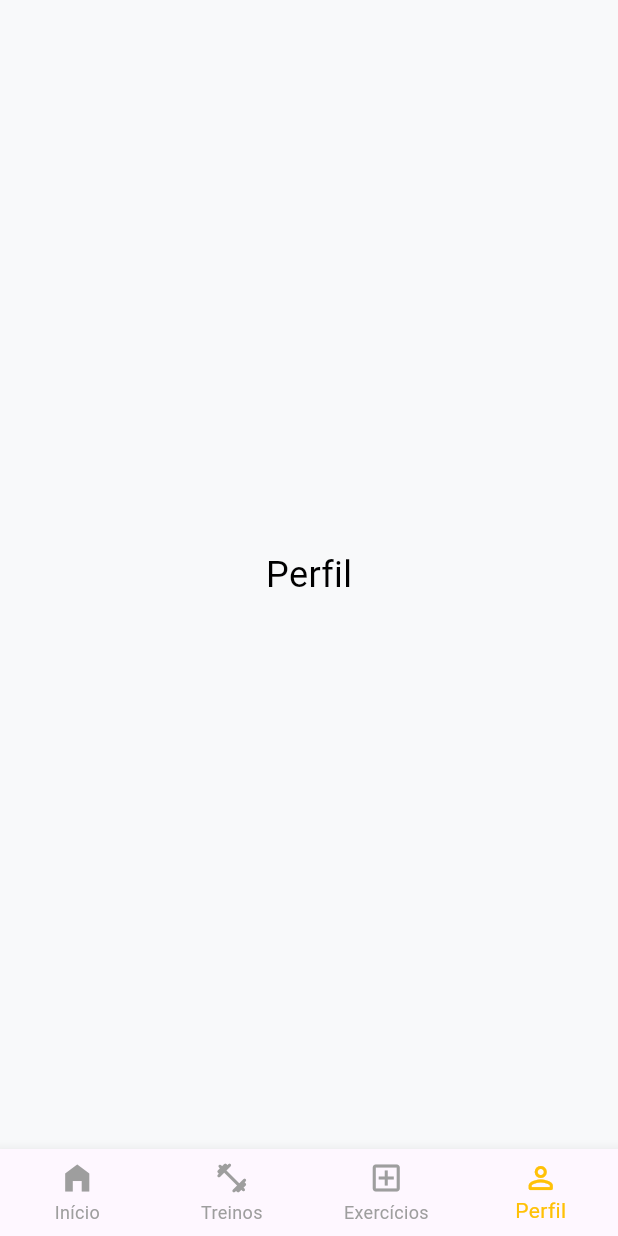
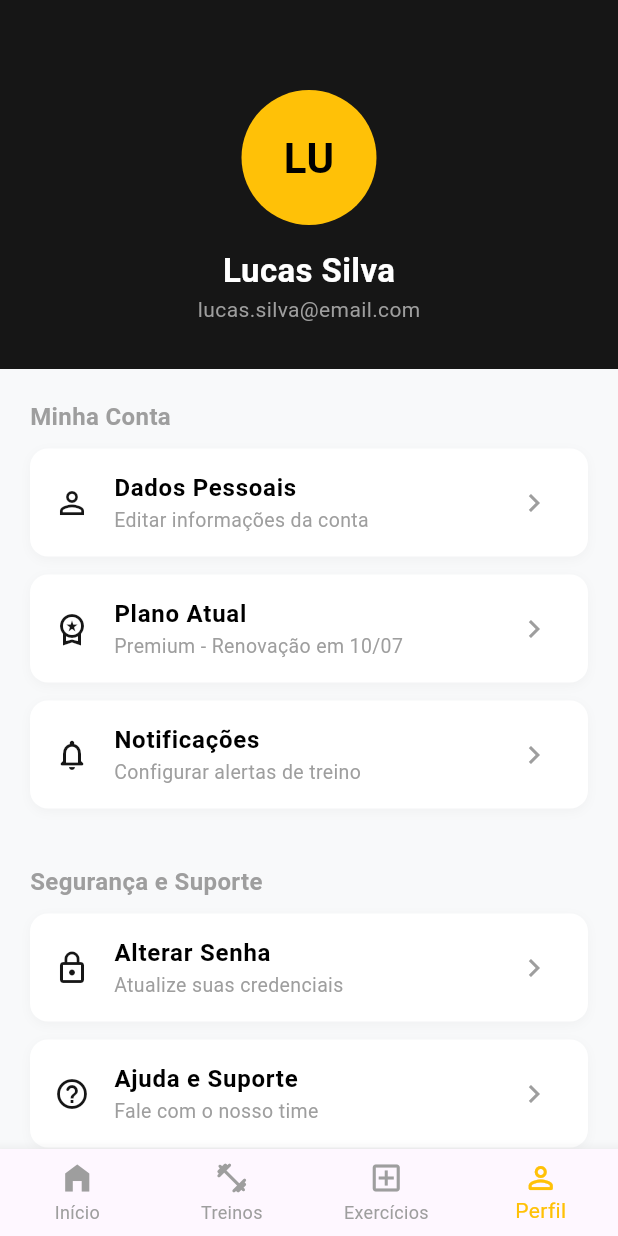
Before and after one commit to Edmilson-Dev-hub/Projeto-Avaliativo-Full, a Flutter app: the screen it shows after launch, item 4 of the bottom bar chosen, on a phone screen of 412 x 824 dp. Run offline on Flutter 3.47's test engine with Material 3 defaults, Android fonts, the phone set to English and light mode, and no system bars.

Commit message:
ultima tela finalizada

```diff
--- a/Galaticos_Fitness_Front/front/lib/main.dart
+++ b/Galaticos_Fitness_Front/front/lib/main.dart
@@ -1,6 +1,7 @@
 import 'package:flutter/material.dart';
 import 'treinos.dart'; // Mantive o import do seu arquivo separado
 import 'exercicios.dart'; // Mantive o import do seu arquivo separado
+import 'perfil.dart';
 
 void main() {
   runApp(const MyApp());
@@ -44,13 +45,7 @@ class _HomeState extends State<Home> {
         style: TextStyle(color: Colors.black, fontSize: 24),
       ),
     ),
-
-    const Center(
-      child: Text(
-        'Perfil',
-        style: TextStyle(color: Colors.black, fontSize: 24),
-      ),
-    ),
+    const Perfil(),
   ];
   @override
   Widget build(BuildContext context) {
--- a/Galaticos_Fitness_Front/front/lib/perfil.dart
+++ b/Galaticos_Fitness_Front/front/lib/perfil.dart
@@ -0,0 +1,167 @@
+// OBJETO DE ESTUDO: LIB/PERFIL.DART
+import 'package:flutter/material.dart';
+
+class Perfil extends StatelessWidget {
+  const Perfil({super.key});
+
+  @override
+  Widget build(BuildContext context) {
+    return Scaffold(
+      backgroundColor: const Color(0xFFF8F9FA),
+      body: Column(
+        children: [
+          // 1. Cabeçalho Escuro com Foto Provisória
+          Container(
+            width: double.infinity,
+            padding: const EdgeInsets.only(
+              top: 60,
+              bottom: 30,
+              left: 20,
+              right: 20,
+            ),
+            color: const Color(0xFF161616),
+            child: Column(
+              children: [
+                Container(
+                  width: 90,
+                  height: 90,
+                  decoration: const BoxDecoration(
+                    color: Color(0xFFFFC107),
+                    shape: BoxShape.circle,
+                  ),
+                  child: const Center(
+                    child: Text(
+                      'LU',
+                      style: TextStyle(
+                        fontSize: 28,
+                        fontWeight: FontWeight.bold,
+                        color: Colors.black,
+                      ),
+                    ),
+                  ),
+                ),
+                const SizedBox(height: 15),
+                const Text(
+                  'Lucas Silva',
+                  style: TextStyle(
+                    color: Colors.white,
+                    fontSize: 22,
+                    fontWeight: FontWeight.bold,
+                  ),
+                ),
+                const Text(
+                  'lucas.silva@email.com',
+                  style: TextStyle(color: Colors.grey, fontSize: 14),
+                ),
+              ],
+            ),
+          ),
+
+          // 2. Área de Opções do Menu (Rolável)
+          Expanded(
+            child: ListView(
+              padding: const EdgeInsets.all(20),
+              children: [
+                const Text(
+                  'Minha Conta',
+                  style: TextStyle(
+                    fontSize: 16,
+                    fontWeight: FontWeight.bold,
+                    color: Colors.grey,
+                  ),
+                ),
+                const SizedBox(height: 10),
+
+                _buildMenuOption(
+                  Icons.person_outline,
+                  'Dados Pessoais',
+                  'Editar informações da conta',
+                ),
+                _buildMenuOption(
+                  Icons.workspace_premium_outlined,
+                  'Plano Atual',
+                  'Premium - Renovação em 10/07',
+                ),
+                _buildMenuOption(
+                  Icons.notifications_none_rounded,
+                  'Notificações',
+                  'Configurar alertas de treino',
+                ),
+
+                const SizedBox(height: 25),
+                const Text(
+                  'Segurança e Suporte',
+                  style: TextStyle(
+                    fontSize: 16,
+                    fontWeight: FontWeight.bold,
+                    color: Colors.grey,
+                  ),
+                ),
+                const SizedBox(height: 10),
+
+                _buildMenuOption(
+                  Icons.lock_outline,
+                  'Alterar Senha',
+                  'Atualize suas credenciais',
+                ),
+                _buildMenuOption(
+                  Icons.help_outline_rounded,
+                  'Ajuda e Suporte',
+                  'Fale com o nosso time',
+                ),
+
+                const SizedBox(height: 30),
+
+                ListTile(
+                  leading: const Icon(Icons.logout, color: Colors.redAccent),
+                  title: const Text(
+                    'Sair da Conta',
+                    style: TextStyle(
+                      color: Colors.redAccent,
+                      fontWeight: FontWeight.bold,
+                    ),
+                  ),
+                  onTap: () {},
+                ),
+              ],
+            ),
+          ),
+        ],
+      ),
+    );
+  } // <-- Fecha o método build perfeitamente
+
+  // 3. Função auxiliar fora do build
+  Widget _buildMenuOption(IconData icon, String title, String subtitle) {
+    return Container(
+      margin: const EdgeInsets.only(bottom: 12),
+      decoration: BoxDecoration(
+        color: Colors.white,
+        borderRadius: BorderRadius.circular(12),
+        boxShadow: [
+          BoxShadow(
+            color: Colors.black.withOpacity(0.03),
+            blurRadius: 5,
+            offset: const Offset(0, 2),
+          ),
+        ],
+      ),
+      child: ListTile(
+        leading: Icon(icon, color: const Color(0xFF161616)),
+        title: Text(
+          title,
+          style: const TextStyle(
+            fontWeight: FontWeight.bold,
+            color: Colors.black,
+          ),
+        ),
+        subtitle: Text(
+          subtitle,
+          style: const TextStyle(color: Colors.grey, fontSize: 13),
+        ),
+        trailing: const Icon(Icons.chevron_right, color: Colors.grey),
+        onTap: () {},
+      ),
+    );
+  }
+} // <-- Fecha a classe Perfil perfeitamente
```
